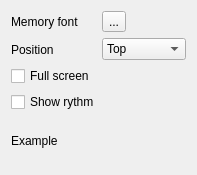
The window that chordv/src/formmemoryinfo.ui (jpcima/chordv) describes before a commit, drawn with Qt 5.
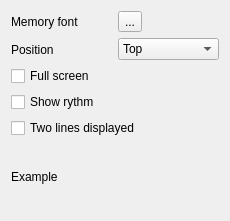
The same window after the commit. Custom widgets are drawn as their Qt base class.

```diff
--- a/chordv/src/formmemoryinfo.ui
+++ b/chordv/src/formmemoryinfo.ui
@@ -6,8 +6,8 @@
    <rect>
     <x>0</x>
     <y>0</y>
-    <width>197</width>
-    <height>175</height>
+    <width>230</width>
+    <height>221</height>
    </rect>
   </property>
   <property name="windowTitle">
@@ -82,6 +82,16 @@
        </property>
       </widget>
      </item>
+     <item>
+      <widget class="QCheckBox" name="checkBoxTwoLines">
+       <property name="toolTip">
+        <string>Show one line or two lines</string>
+       </property>
+       <property name="text">
+        <string>Two lines displayed</string>
+       </property>
+      </widget>
+     </item>
      <item>
       <widget class="QLabel" name="labelExample">
        <property name="text">
```
Left out of the diff: 12 changed lines with no effect on the pictures.
